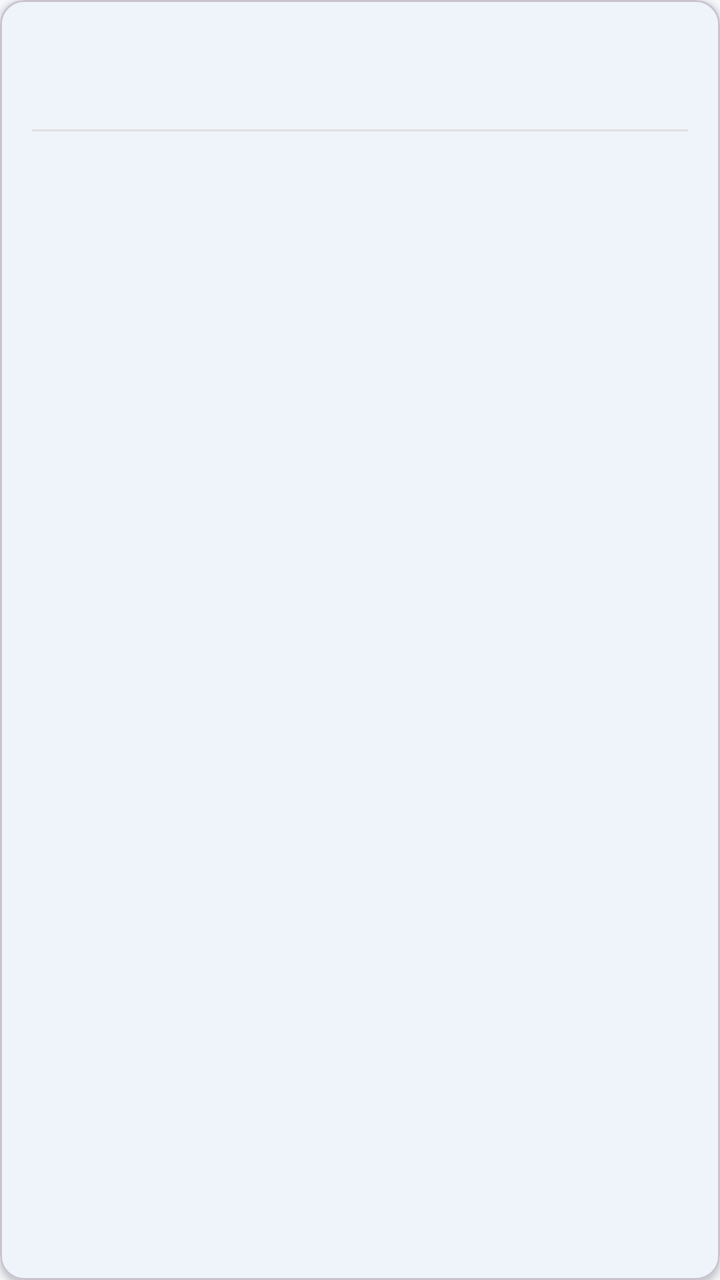
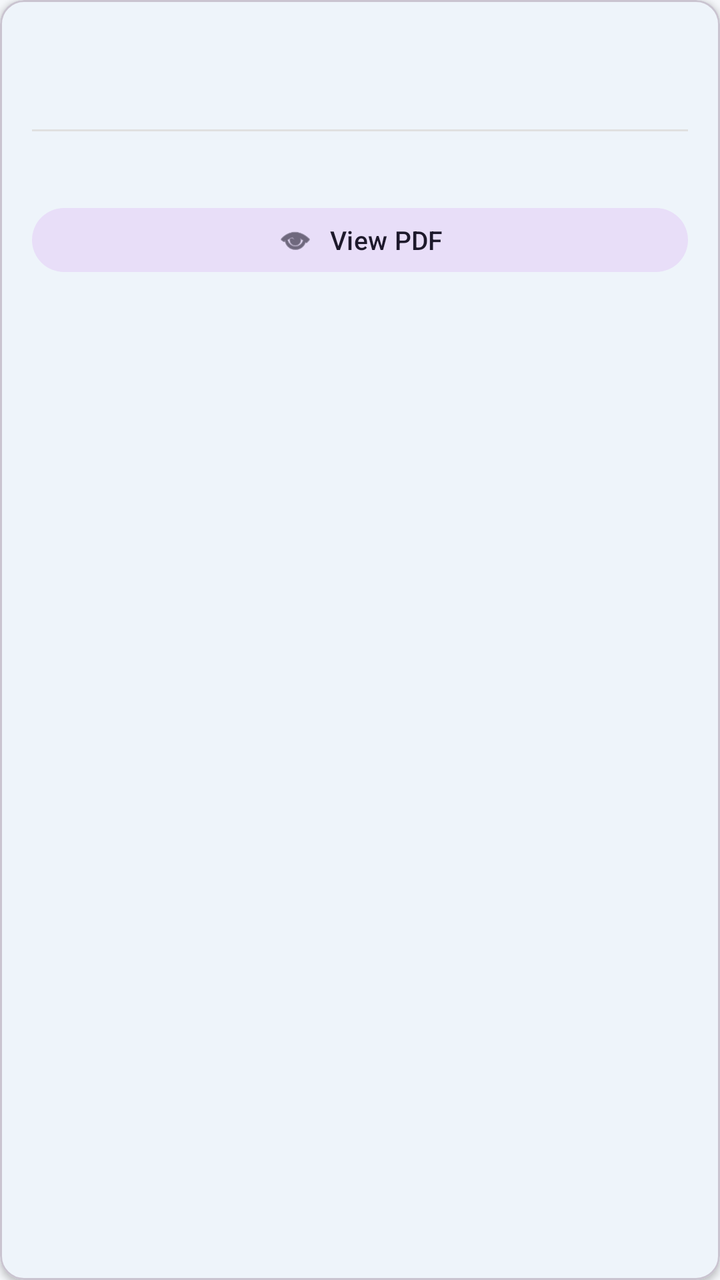

The first picture is an Android layout as it rendered before a commit; the second is the same layout after the commit. The layout source and the unified diff follow.
<!-- AndroidManifest.xml: application theme Theme.NithinHealth -->
<!-- res/layout/item_report.xml -->
<?xml version="1.0" encoding="utf-8"?>
<com.google.android.material.card.MaterialCardView xmlns:android="http://schemas.android.com/apk/res/android"
    xmlns:app="http://schemas.android.com/apk/res-auto"
    android:id="@+id/card_report"
    android:layout_width="match_parent"
    android:layout_height="wrap_content"
    android:layout_marginBottom="8dp"
    app:cardCornerRadius="12dp"
    app:cardElevation="2dp">

    <LinearLayout
        android:layout_width="match_parent"
        android:layout_height="wrap_content"
        android:orientation="vertical"
        android:padding="16dp">

        <LinearLayout
            android:layout_width="match_parent"
            android:layout_height="wrap_content"
            android:gravity="center_vertical"
            android:orientation="horizontal">

            <LinearLayout
                android:layout_width="0dp"
                android:layout_height="wrap_content"
                android:layout_weight="1"
                android:orientation="vertical">

                <TextView
                    android:id="@+id/tv_file_name"
                    android:layout_width="wrap_content"
                    android:layout_height="wrap_content"
                    android:ellipsize="end"
                    android:maxLines="1"
                    android:textColor="@color/text_primary"
                    android:textSize="15sp"
                    android:textStyle="bold" />

                <TextView
                    android:id="@+id/tv_appointment_id"
                    android:layout_width="wrap_content"
                    android:layout_height="wrap_content"
                    android:layout_marginTop="2dp"
                    android:textColor="@color/text_secondary"
                    android:textSize="12sp" />
            </LinearLayout>

            <com.google.android.material.chip.Chip
                android:id="@+id/tv_ai_status"
                android:layout_width="wrap_content"
                android:layout_height="28dp"
                android:textSize="10sp"
                app:chipMinHeight="24dp"
                app:chipStrokeWidth="0dp" />
        </LinearLayout>

        <TextView
            android:id="@+id/tv_summary"
            android:layout_width="match_parent"
            android:layout_height="wrap_content"
            android:layout_marginTop="8dp"
            android:ellipsize="end"
            android:maxLines="2"
            android:textColor="@color/text_secondary"
            android:textSize="13sp"
            android:visibility="gone" />

        <View
            android:layout_width="match_parent"
            android:layout_height="1dp"
            android:layout_marginVertical="10dp"
            android:background="@color/divider" />

        <LinearLayout
            android:layout_width="match_parent"
            android:layout_height="wrap_content"
            android:gravity="center_vertical"
            android:orientation="horizontal">

            <TextView
                android:id="@+id/tv_date"
                android:layout_width="0dp"
                android:layout_height="wrap_content"
                android:layout_weight="1"
                android:textColor="@color/text_secondary"
                android:textSize="12sp" />

            <TextView
                android:id="@+id/tv_file_size"
                android:layout_width="wrap_content"
                android:layout_height="wrap_content"
                android:textColor="@color/text_secondary"
                android:textSize="12sp" />
        </LinearLayout>
    </LinearLayout>
</com.google.android.material.card.MaterialCardView>
<!-- resources referenced by this layout -->
<resources>
  <color name="divider">#E0E0E0</color>
  <color name="text_primary">#212121</color>
  <color name="text_secondary">#757575</color>
  <style name="Theme.NithinHealth" parent="Theme.Material3.Light.NoActionBar">
          <item name="colorPrimary">@color/primary</item>
          <item name="colorPrimaryDark">@color/primary_dark</item>
          <item name="colorSecondary">@color/secondary</item>
          <item name="colorAccent">@color/accent</item>
          <item name="android:colorBackground">@color/background</item>
          <item name="colorSurface">@color/surface</item>
          <item name="colorError">@color/error</item>
          <item name="colorOnPrimary">@color/on_primary</item>
          <item name="colorOnSecondary">@color/on_secondary</item>
          <item name="colorOnBackground">@color/on_background</item>
          <item name="colorOnSurface">@color/on_surface</item>
          <item name="colorOnError">@color/on_error</item>
          <item name="android:statusBarColor">@color/primary_dark</item>
          <item name="android:navigationBarColor">@color/surface</item>
      </style>
  <color name="primary">#1565C0</color>
  <color name="primary_dark">#0D47A1</color>
  <color name="secondary">#00897B</color>
  <color name="accent">#FF6F00</color>
  <color name="background">#F5F7FA</color>
  <color name="surface">#FFFFFF</color>
  <color name="error">#D32F2F</color>
  <color name="on_primary">#FFFFFF</color>
  <color name="on_secondary">#FFFFFF</color>
  <color name="on_background">#1C1B1F</color>
  <color name="on_surface">#1C1B1F</color>
  <color name="on_error">#FFFFFF</color>
</resources>

<!-- the commit's change to res/layout/item_report.xml (unified diff, before → after) -->
@@ -92,5 +92,17 @@
                 android:textColor="@color/text_secondary"
                 android:textSize="12sp" />
         </LinearLayout>
+
+        <com.google.android.material.button.MaterialButton
+            android:id="@+id/btn_view_pdf"
+            style="@style/Widget.Material3.Button.TonalButton"
+            android:layout_width="match_parent"
+            android:layout_height="40dp"
+            android:layout_marginTop="8dp"
+            android:text="View PDF"
+            android:textSize="13sp"
+            app:icon="@android:drawable/ic_menu_view"
+            app:iconGravity="textStart" />
+
     </LinearLayout>
 </com.google.android.material.card.MaterialCardView>
